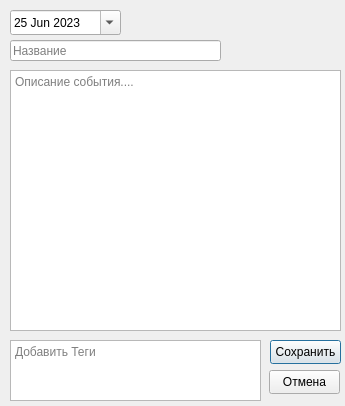
First picture: the form in redact.ui, repository Omjejka/CalendarProject, before the edit.
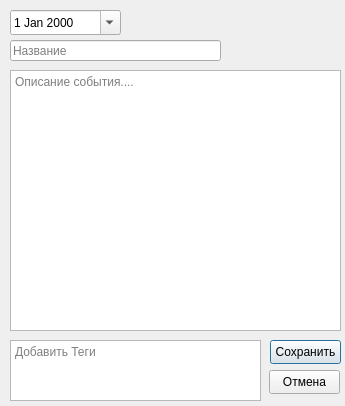
Second picture: the form after the edit.

Diff of the .ui file:
```diff
--- a/redact.ui
+++ b/redact.ui
@@ -65,13 +65,6 @@
    <property name="calendarPopup">
     <bool>true</bool>
    </property>
-   <property name="date">
-    <date>
-     <year>2023</year>
-     <month>6</month>
-     <day>25</day>
-    </date>
-   </property>
   </widget>
   <widget class="QPlainTextEdit" name="desEd">
    <property name="geometry">
```
